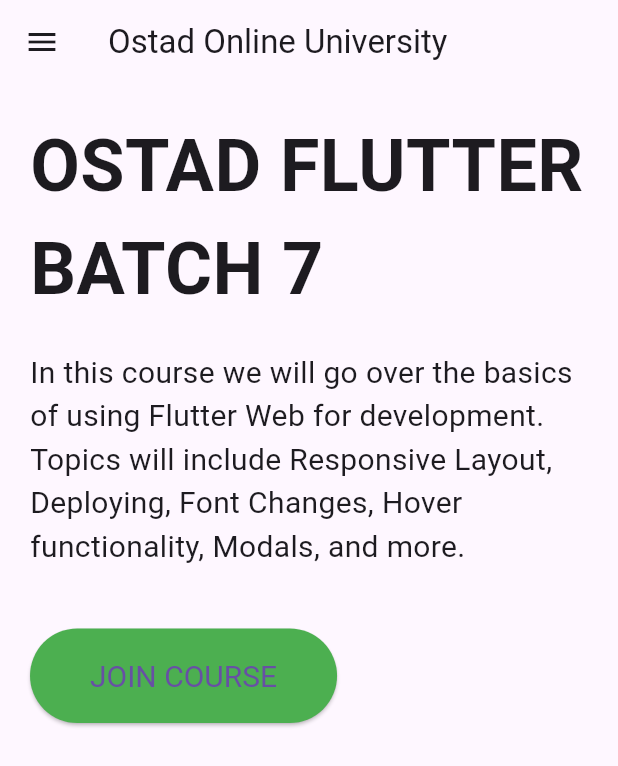
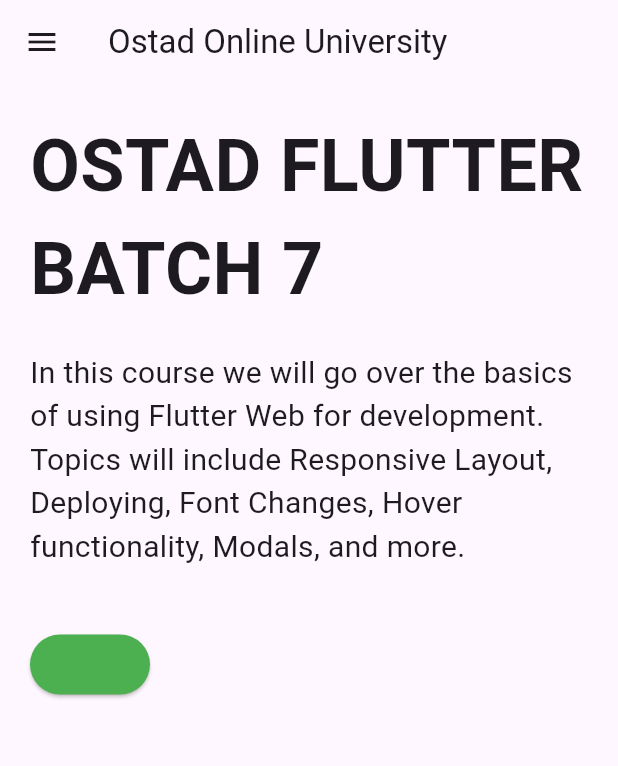
Before and after one commit to muhammadr1992/ostad_flutter7_module12_assignment_description_mistake, a Flutter app: the screen it shows after launch, on a phone screen of 412 x 824 dp. Shown: the top 766 px of the screen. Run offline on Flutter 3.47's test engine with Material 3 defaults, Android fonts, the light colour scheme and no system bars.

Commit message:
Ostad Flutter Module 12 Assignment

```diff
--- a/lib/main.dart
+++ b/lib/main.dart
@@ -142,7 +142,6 @@
           SizedBox(height: 40),
           ElevatedButton(
             onPressed: () {},
-            child: Text('JOIN COURSE'),
             style: ElevatedButton.styleFrom(
               padding: EdgeInsets.symmetric(horizontal: 40, vertical: 20), backgroundColor: Colors.green,
               textStyle: TextStyle(fontSize: 20),
```
